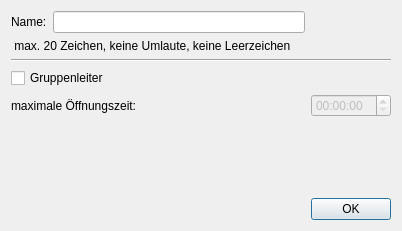
First picture: the form in Fingerprint-Manager/src/dialogaddfinger.ui, repository feichtinger/LEGACY-fingerprint-doorlock, before the edit.
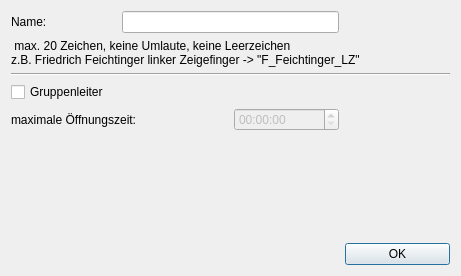
Second picture: the form after the edit.

What changed in the file:
```diff
--- a/Fingerprint-Manager/src/dialogaddfinger.ui
+++ b/Fingerprint-Manager/src/dialogaddfinger.ui
@@ -6,8 +6,8 @@
    <rect>
     <x>0</x>
     <y>0</y>
-    <width>402</width>
-    <height>231</height>
+    <width>461</width>
+    <height>276</height>
    </rect>
   </property>
   <property name="windowTitle">
@@ -21,7 +21,7 @@
      </property>
     </widget>
    </item>
-   <item row="0" column="1">
+   <item row="0" column="1" colspan="2">
     <widget class="QLineEdit" name="lineEdit_name">
      <property name="maxLength">
       <number>20</number>
@@ -31,14 +31,15 @@
      </property>
     </widget>
    </item>
-   <item row="1" column="0" colspan="3">
+   <item row="1" column="0" colspan="4">
     <widget class="QLabel" name="label_3">
      <property name="text">
-      <string> max. 20 Zeichen, keine Umlaute, keine Leerzeichen</string>
+      <string> max. 20 Zeichen, keine Umlaute, keine Leerzeichen
+z.B. Friedrich Feichtinger linker Zeigefinger -&gt; &quot;F_Feichtinger_LZ&quot;</string>
      </property>
     </widget>
    </item>
-   <item row="2" column="0" colspan="3">
+   <item row="2" column="0" colspan="4">
     <widget class="Line" name="line">
      <property name="orientation">
       <enum>Qt::Horizontal</enum>
@@ -66,7 +67,7 @@
      </property>
     </widget>
    </item>
-   <item row="5" column="0" colspan="3">
+   <item row="5" column="0" colspan="4">
     <spacer name="verticalSpacer">
      <property name="orientation">
       <enum>Qt::Vertical</enum>
@@ -79,7 +80,7 @@
      </property>
     </spacer>
    </item>
-   <item row="6" column="2">
+   <item row="6" column="3">
     <widget class="QPushButton" name="pushButton">
      <property name="text">
       <string>OK</string>
```
Left out of the diff: 2 changed lines with no effect on the pictures.
